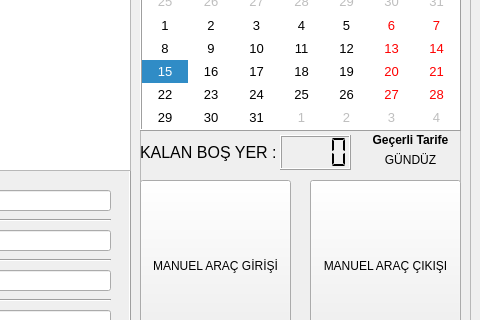
ydcpp/ParkingLotManagement, file forms/applicationwindow.ui: the form before one commit; both pictures show x 720 to 1200 and y 136 to 456 of the 1200 by 720 pixel window.
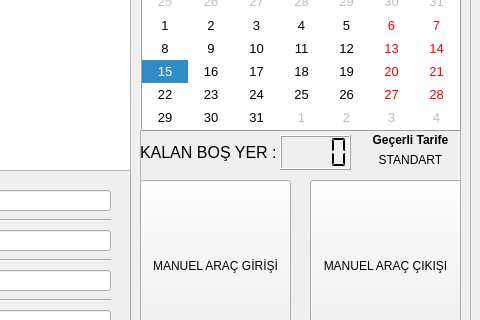
The form after the commit. Icons and pictures are not drawn.

Patch:
```diff
--- a/forms/applicationwindow.ui
+++ b/forms/applicationwindow.ui
@@ -308,7 +308,7 @@
        </rect>
       </property>
       <property name="text">
-       <string>GÜNDÜZ</string>
+       <string>STANDART</string>
       </property>
       <property name="alignment">
        <set>Qt::AlignCenter</set>
```
